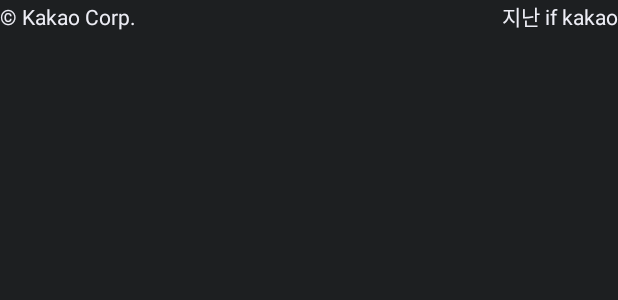
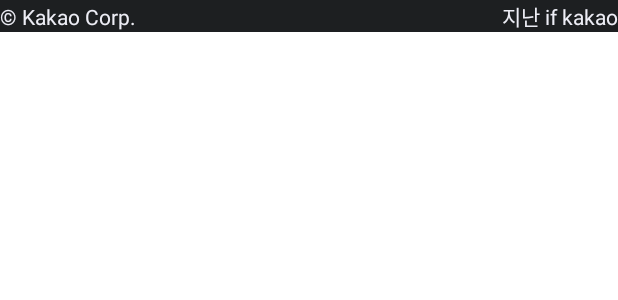
Before and after one commit to 2023newkrew/android-ifkakao, an Android app: the layout footer.xml on its own in the app's theme, with its tools: preview values and no code run, on a phone screen of 412 x 824 dp. Shown: the top 300 px of the screen. Run offline under Robolectric (Android 15) with nearby library versions, the phone set to English and light mode, and no system bars.

Commit message:
KAKAO-29 feat: session list view footer 추가

```diff
--- a/app/src/main/res/layout/footer.xml
+++ b/app/src/main/res/layout/footer.xml
@@ -1,7 +1,7 @@
 <?xml version="1.0" encoding="utf-8"?>
 <LinearLayout xmlns:android="http://schemas.android.com/apk/res/android"
     android:layout_width="match_parent"
-    android:layout_height="match_parent"
+    android:layout_height="wrap_content"
     android:background="@color/light_black"
     android:orientation="horizontal">
 
```
Also changed, not shown: app/src/main/res/layout/fragment_session_list.xml (+14 -1 lines).
